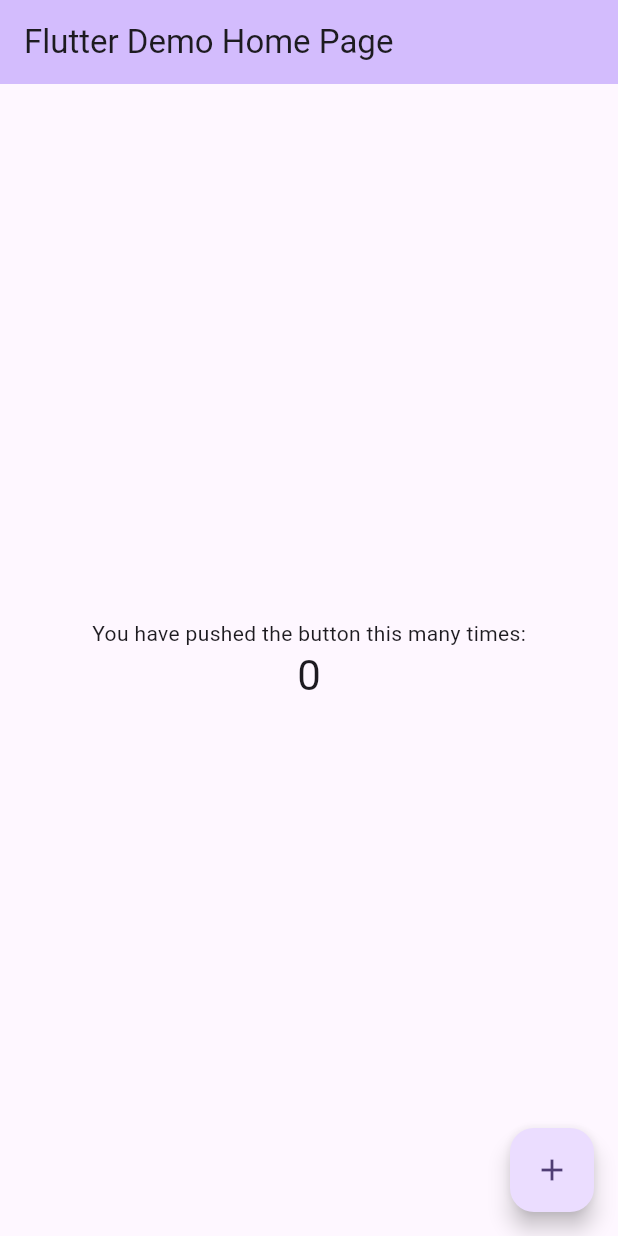
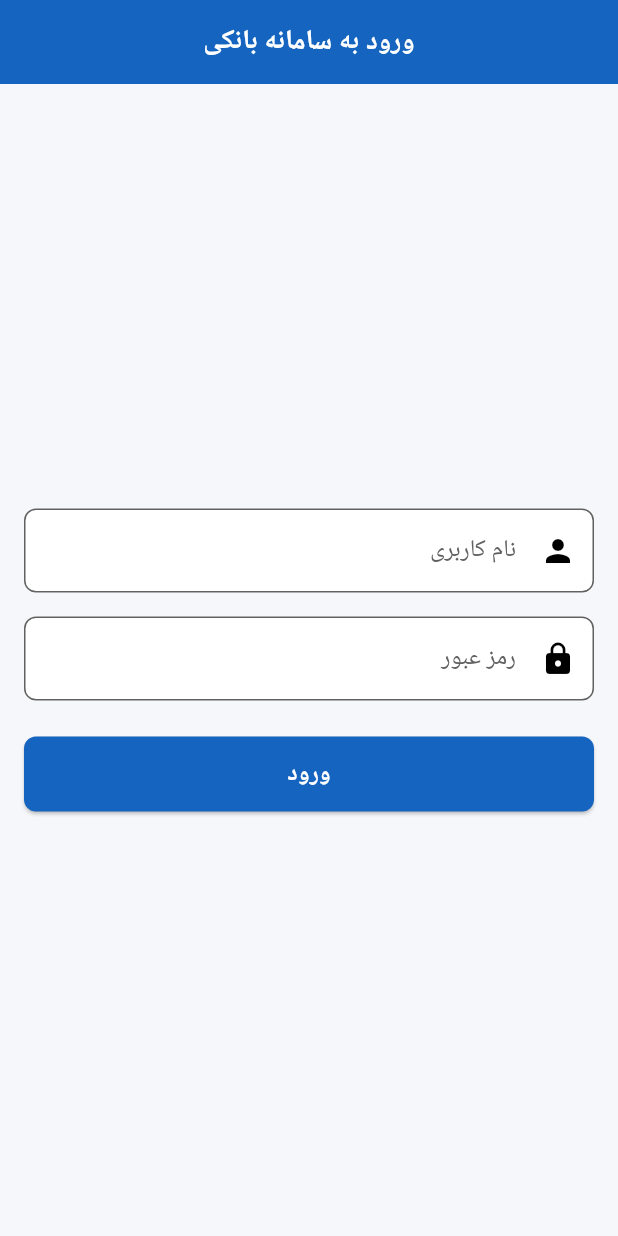
Before and after one commit to vhilli/-AP-Bank-Project-1404, a Flutter app: the screen it shows after launch, on a phone screen of 412 x 824 dp. Run offline on Flutter 3.47's test engine with Material 3 defaults, Android fonts, the phone set to English and light mode, and no system bars; Roboto replaces fonts that are missing (sans).

Commit message:
feat: setup project structure and phase 1 UI screens

```diff
--- /dev/null
+++ b/lib/core/theme/app_colors.dart
@@ -0,0 +1,22 @@
+import 'package:flutter/material.dart';
+
+class AppColors {
+  AppColors._(); // ✅ جلوگیری از ساخته شدن object
+
+  // 🎨 رنگ‌های اصلی
+  static const Color primary = Color(0xFF1565C0); // آبی بانکی
+  static const Color secondary = Color(0xFF0D47A1);
+
+  // 🧾 پس‌زمینه
+  static const Color background = Color(0xFFF5F7FA);
+  static const Color surface = Colors.white;
+
+  // ✏️ متن‌ها
+  static const Color textPrimary = Color(0xFF212121);
+  static const Color textSecondary = Color(0xFF616161);
+
+  // ✅ وضعیت‌ها
+  static const Color success = Color(0xFF2E7D32);
+  static const Color error = Color(0xFFC62828);
+  static const Color warning = Color(0xFFF9A825);
+}
--- /dev/null
+++ b/lib/core/theme/app_theme.dart
@@ -0,0 +1,83 @@
+import 'package:flutter/material.dart';
+import 'app_colors.dart';
+
+class AppTheme {
+  AppTheme._();
+
+  static ThemeData lightTheme = ThemeData(
+    useMaterial3: true,
+
+    // 🎨 رنگ‌بندی کلی
+    colorScheme: ColorScheme.light(
+      primary: AppColors.primary,
+      secondary: AppColors.secondary,
+      surface: AppColors.surface,
+      error: AppColors.error,
+    ),
+
+    scaffoldBackgroundColor: AppColors.background,
+
+    // ✏️ فونت پیش‌فرض
+    fontFamily: 'sans',
+
+    // 🧭 AppBar
+    appBarTheme: const AppBarTheme(
+      centerTitle: true,
+      backgroundColor: AppColors.primary,
+      foregroundColor: Colors.white,
+      elevation: 0,
+      titleTextStyle: TextStyle(
+        fontSize: 18,
+        fontWeight: FontWeight.bold,
+      ),
+    ),
+
+    // 🔘 دکمه‌ها
+    elevatedButtonTheme: ElevatedButtonThemeData(
+      style: ElevatedButton.styleFrom(
+        backgroundColor: AppColors.primary,
+        foregroundColor: Colors.white,
+        padding: const EdgeInsets.symmetric(
+          vertical: 14,
+          horizontal: 24,
+        ),
+        textStyle: const TextStyle(
+          fontSize: 16,
+          fontWeight: FontWeight.bold,
+        ),
+        shape: RoundedRectangleBorder(
+          borderRadius: BorderRadius.circular(8),
+        ),
+      ),
+    ),
+
+    // 📝 ورودی‌ها (TextField)
+    inputDecorationTheme: InputDecorationTheme(
+      filled: true,
+      fillColor: Colors.white,
+
+      border: OutlineInputBorder(
+        borderRadius: BorderRadius.circular(8),
+      ),
+
+      enabledBorder: OutlineInputBorder(
+        borderRadius: BorderRadius.circular(8),
+        borderSide: BorderSide(
+          color: AppColors.textSecondary,
+        ),
+      ),
+
+      focusedBorder: OutlineInputBorder(
+        borderRadius: BorderRadius.circular(8),
+        borderSide: BorderSide(
+          color: AppColors.primary,
+          width: 2,
+        ),
+      ),
+
+      labelStyle: const TextStyle(
+        color: AppColors.textSecondary,
+      ),
+    ),
+  );
+}
--- /dev/null
+++ b/lib/features/auth/login_screen.dart
@@ -0,0 +1,47 @@
+import 'package:flutter/material.dart';
+
+class LoginScreen extends StatelessWidget {
+  const LoginScreen({super.key});
+
+  @override
+  Widget build(BuildContext context) {
+    return Scaffold(
+      appBar: AppBar(
+        title: const Text('ورود به سامانه بانکی'),
+      ),
+      body: Padding(
+        padding: const EdgeInsets.all(16.0),
+        child: Column(
+          mainAxisAlignment: MainAxisAlignment.center,
+          children: [
+            const TextField(
+              decoration: InputDecoration(
+                labelText: 'نام کاربری',
+                prefixIcon: Icon(Icons.person),
+              ),
+            ),
+            const SizedBox(height: 16),
+            const TextField(
+              obscureText: true,
+              decoration: InputDecoration(
+                labelText: 'رمز عبور',
+                prefixIcon: Icon(Icons.lock),
+              ),
+            ),
+            const SizedBox(height: 24),
+            SizedBox(
+              width: double.infinity,
+              child: ElevatedButton(
+                onPressed: () {
+                  // فاز اول: ناوبری نمایشی
+                  Navigator.pushReplacementNamed(context, '/home');
+                },
+                child: const Text('ورود'),
+              ),
+            ),
+          ],
+        ),
+      ),
+    );
+  }
+}
--- /dev/null
+++ b/lib/lib/core/theme/app_theme.dart
@@ -0,0 +1 @@
+// TODO Implement this library.
--- a/lib/main.dart
+++ b/lib/main.dart
@@ -1,4 +1,9 @@
 import 'package:flutter/material.dart';
+import 'package:flutter_localizations/flutter_localizations.dart';
+
+import 'core/theme/app_theme.dart';
+import 'features/auth/login_screen.dart';
+import 'features/home/home_screen.dart';
 
 void main() {
   runApp(const MyApp());
@@ -7,116 +12,32 @@ void main() {
 class MyApp extends StatelessWidget {
   const MyApp({super.key});
 
-  // This widget is the root of your application.
   @override
   Widget build(BuildContext context) {
     return MaterialApp(
-      title: 'Flutter Demo',
-      theme: ThemeData(
-        // This is the theme of your application.
-        //
-        // TRY THIS: Try running your application with "flutter run". You'll see
-        // the application has a purple toolbar. Then, without quitting the app,
-        // try changing the seedColor in the colorScheme below to Colors.green
-        // and then invoke "hot reload" (save your changes or press the "hot
-        // reload" button in a Flutter-supported IDE, or press "r" if you used
-        // the command line to start the app).
-        //
-        // Notice that the counter didn't reset back to zero; the application
-        // state is not lost during the reload. To reset the state, use hot
-        // restart instead.
-        //
-        // This works for code too, not just values: Most code changes can be
-        // tested with just a hot reload.
-        colorScheme: .fromSeed(seedColor: Colors.deepPurple),
-      ),
-      home: const MyHomePage(title: 'Flutter Demo Home Page'),
+      debugShowCheckedModeBanner: false,
+
+      // ✅ پشتیبانی کامل از فارسی و RTL
+      locale: const Locale('fa'),
+      supportedLocales: const [
+        Locale('fa'),
+        Locale('en'),
+      ],
+      localizationsDelegates: const [
+        GlobalMaterialLocalizations.delegate,
+        GlobalWidgetsLocalizations.delegate,
+        GlobalCupertinoLocalizations.delegate,
+      ],
+
+      // ✅ تم برنامه
+      theme: AppTheme.lightTheme,
+
+      // ✅ Routeها (طبق فاز ۱)
+      initialRoute: '/',
+      routes: {
+        '/': (context) => const LoginScreen(),
+        '/home': (context) => const HomeScreen(),
+      },
     );
   }
 }
-
-class MyHomePage extends StatefulWidget {
-  const MyHomePage({super.key, required this.title});
-
-  // This widget is the home page of your application. It is stateful, meaning
-  // that it has a State object (defined below) that contains fields that affect
-  // how it looks.
-
-  // This class is the configuration for the state. It holds the values (in this
-  // case the title) provided by the parent (in this case the App widget) and
-  // used by the build method of the State. Fields in a Widget subclass are
-  // always marked "final".
-
-  final String title;
-
-  @override
-  State<MyHomePage> createState() => _MyHomePageState();
-}
-
-class _MyHomePageState extends State<MyHomePage> {
-  int _counter = 0;
-
-  void _incrementCounter() {
-    setState(() {
-      // This call to setState tells the Flutter framework that something has
-      // changed in this State, which causes it to rerun the build method below
-      // so that the display can reflect the updated values. If we changed
-      // _counter without calling setState(), then the build method would not be
-      // called again, and so nothing would appear to happen.
-      _counter++;
-    });
-  }
-
-  @override
-  Widget build(BuildContext context) {
-    // This method is rerun every time setState is called, for instance as done
-    // by the _incrementCounter method above.
-    //
-    // The Flutter framework has been optimized to make rerunning build methods
-    // fast, so that you can just rebuild anything that needs updating rather
-    // than having to individually change instances of widgets.
-    return Scaffold(
-      appBar: AppBar(
-        // TRY THIS: Try changing the color here to a specific color (to
-        // Colors.amber, perhaps?) and trigger a hot reload to see the AppBar
-        // change color while the other colors stay the same.
-        backgroundColor: Theme.of(context).colorScheme.inversePrimary,
-        // Here we take the value from the MyHomePage object that was created by
-        // the App.build method, and use it to set our appbar title.
-        title: Text(widget.title),
-      ),
-      body: Center(
-        // Center is a layout widget. It takes a single child and positions it
-        // in the middle of the parent.
-        child: Column(
-          // Column is also a layout widget. It takes a list of children and
-          // arranges them vertically. By default, it sizes itself to fit its
-          // children horizontally, and tries to be as tall as its parent.
-          //
-          // Column has various properties to control how it sizes itself and
-          // how it positions its children. Here we use mainAxisAlignment to
-          // center the children vertically; the main axis here is the vertical
-          // axis because Columns are vertical (the cross axis would be
-          // horizontal).
-          //
-          // TRY THIS: Invoke "debug painting" (choose the "Toggle Debug Paint"
-          // action in the IDE, or press "p" in the console), to see the
-          // wireframe for each widget.
-          mainAxisAlignment: .center,
-          children: [
-            const Text('You have pushed the button this many times:'),
-            Text(
-              '$_counter',
-              style: Theme.of(context).textTheme.headlineMedium,
-            ),
-          ],
-        ),
-      ),
-      floatingActionButton: FloatingActionButton(
-        onPressed: _incrementCounter,
-        tooltip: 'Increment',
-        child: const Icon(Icons.add),
-      ),
-    );
-  }
-}
--- a/pubspec.yaml
+++ b/pubspec.yaml
@@ -29,6 +29,8 @@ environment:
 # versions available, run `flutter pub outdated`.
 dependencies:
   flutter:
+    sdk: flutter
+  flutter_localizations:
     sdk: flutter
 
   # The following adds the Cupertino Icons font to your application.
```
Also changed, not shown: lib/data/models/account_model.dart (added, +13 -0 lines), lib/features/accounts/accounts_screen.dart (added, +71 -0 lines), lib/features/home/home_screen.dart (added, +138 -0 lines), pubspec.lock.
